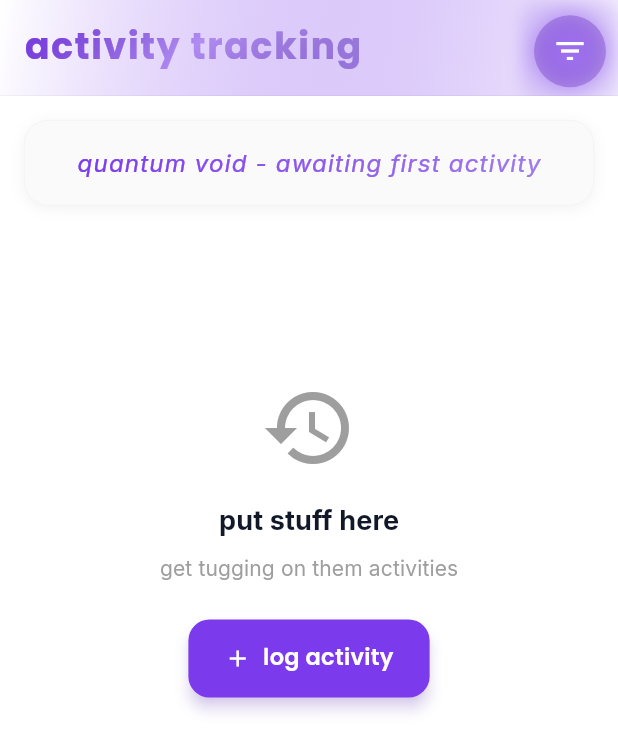
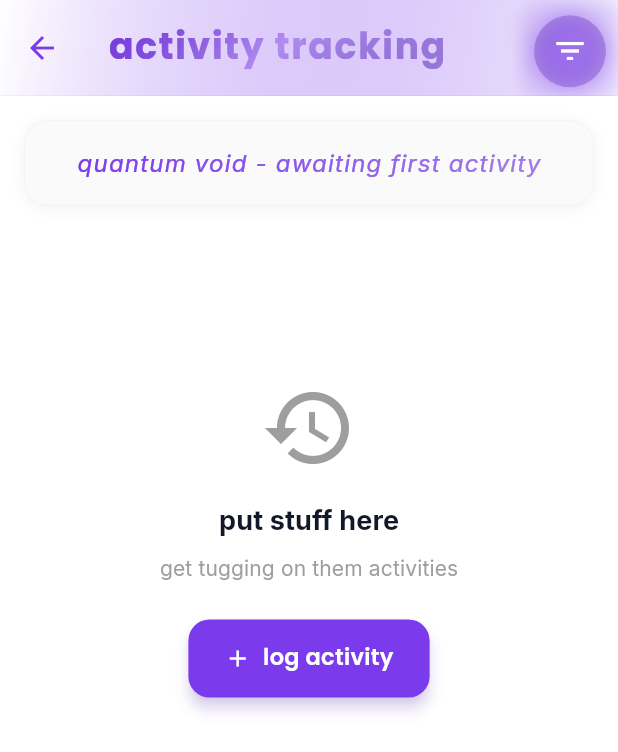
Before and after one commit to jwgillispie/tug, a Flutter app: the ActivityScreen screen opened by its route, on a phone screen of 412 x 824 dp. Shown: the top 752 px of the screen. Run offline on Flutter 3.47's test engine with Material 3 defaults, Android fonts, the phone set to English and light mode, and no system bars; our stand-ins replace cloud_firestore, confetti, dio, equatable, firebase_ai, firebase_auth and 12 more; missing offline and left inert: purchases_flutter; accounts and stored records are empty; generated files the repository leaves out were written again; network calls fail.

Commit message:
Fix navigation issue: Add back button to activity screen
- Add leading IconButton to activity screen AppBar for navigation back to home
- Use context.go('/home') to ensure proper navigation flow
- Style back button icon to match current app mode colors
- Resolves issue where users get stuck on activity tracking screen

🤖 Generated with [Claude Code](https://claude.ai/code)

Co-Authored-By: Claude <noreply@anthropic.com>

```diff
--- a/tug/lib/screens/activity/activity_screen.dart
+++ b/tug/lib/screens/activity/activity_screen.dart
@@ -475,6 +475,17 @@ class _ActivityScreenState extends State<ActivityScreen> with SingleTickerProvid
       appBar: AppBar(
         elevation: 0,
         backgroundColor: Colors.transparent,
+        leading: IconButton(
+          icon: Icon(
+            Icons.arrow_back,
+            color: _currentMode == AppMode.vicesMode
+                ? (isDarkMode ? TugColors.viceRed : TugColors.viceRedDark)
+                : (isDarkMode ? TugColors.primaryPurpleLight : TugColors.primaryPurple),
+          ),
+          onPressed: () {
+            context.go('/home');
+          },
+        ),
         flexibleSpace: Container(
           decoration: BoxDecoration(
             gradient: LinearGradient(
```
